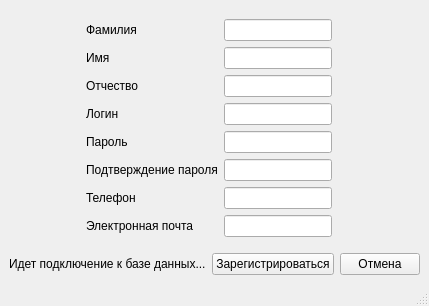
Qt form sqlite/sqlitedb/signup.ui (nexza78/course_work) before a commit.
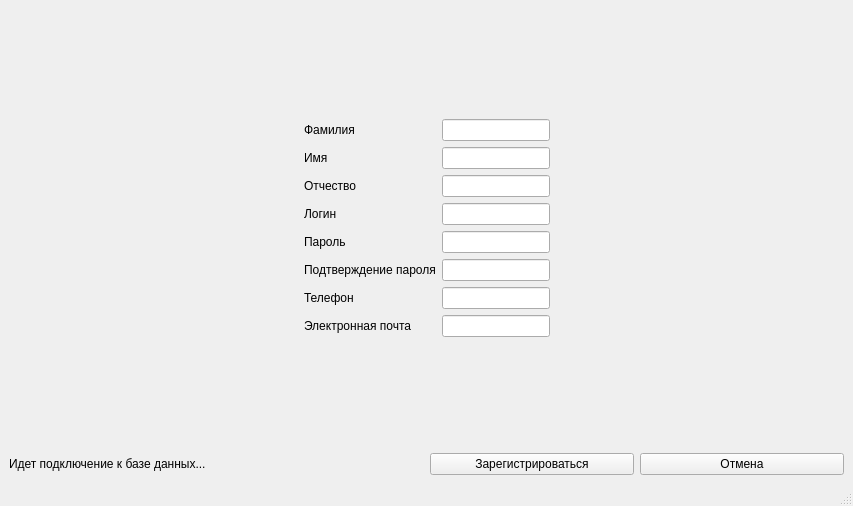
The same form after that commit.

Commit message: login, signup

```diff
--- a/sqlite/sqlitedb/signup.ui
+++ b/sqlite/sqlitedb/signup.ui
@@ -6,8 +6,8 @@
    <rect>
     <x>0</x>
     <y>0</y>
-    <width>408</width>
-    <height>306</height>
+    <width>853</width>
+    <height>506</height>
    </rect>
   </property>
   <property name="windowTitle">
@@ -281,12 +281,6 @@
       </item>
      </layout>
     </item>
-    <item row="1" column="3">
-     <layout class="QFormLayout" name="formLayout"/>
-    </item>
-    <item row="1" column="0">
-     <layout class="QFormLayout" name="formLayout_2"/>
-    </item>
     <item row="5" column="0" colspan="2">
      <widget class="QLabel" name="label">
       <property name="text">
@@ -344,6 +338,32 @@
       </property>
      </spacer>
     </item>
+    <item row="1" column="3">
+     <spacer name="horizontalSpacer">
+      <property name="orientation">
+       <enum>Qt::Horizontal</enum>
+      </property>
+      <property name="sizeHint" stdset="0">
+       <size>
+        <width>40</width>
+        <height>20</height>
+       </size>
+      </property>
+     </spacer>
+    </item>
+    <item row="1" column="0">
+     <spacer name="horizontalSpacer_2">
+      <property name="orientation">
+       <enum>Qt::Horizontal</enum>
+      </property>
+      <property name="sizeHint" stdset="0">
+       <size>
+        <width>40</width>
+        <height>20</height>
+       </size>
+      </property>
+     </spacer>
+    </item>
    </layout>
   </widget>
   <widget class="QMenuBar" name="menubar">
```
Left out of the diff: 6 changed lines with no effect on the pictures. The commit also changes 16 other files.
